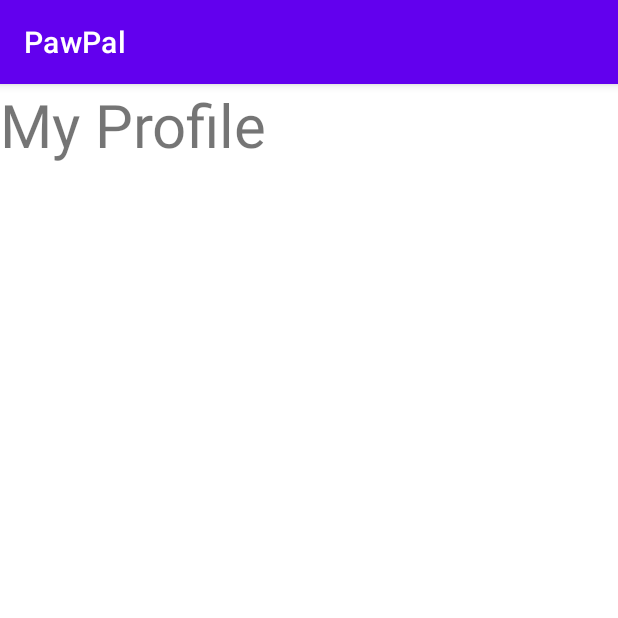
After one commit to yunchipang/PawPal, an Android app: the ProfileActivity screen opened directly, with no data from a screen before it, on a phone screen of 412 x 824 dp, the top half of it. The commit adds this screen. Run offline under Robolectric (Android 15) with nearby library versions, the phone set to English and light mode, and no system bars.

```diff
--- /dev/null
+++ b/app/src/main/java/edu/northeastern/pawpal/ProfileActivity.java
@@ -0,0 +1,14 @@
+package edu.northeastern.pawpal;
+
+import androidx.appcompat.app.AppCompatActivity;
+
+import android.os.Bundle;
+
+public class ProfileActivity extends AppCompatActivity {
+
+    @Override
+    protected void onCreate(Bundle savedInstanceState) {
+        super.onCreate(savedInstanceState);
+        setContentView(R.layout.activity_profile);
+    }
+}
--- a/app/src/main/res/layout/activity_login.xml
+++ b/app/src/main/res/layout/activity_login.xml
@@ -29,7 +29,7 @@
         android:layout_marginStart="90dp"
         android:layout_marginEnd="90dp"
         android:ems="12"
-        android:hint="Username: "
+        android:hint="Email: "
         android:textSize="18dp"
         app:layout_constrainedWidth="true"
         app:layout_constraintBottom_toTopOf="@+id/edit_password"
--- /dev/null
+++ b/app/src/main/res/layout/activity_profile.xml
@@ -0,0 +1,17 @@
+<?xml version="1.0" encoding="utf-8"?>
+<androidx.constraintlayout.widget.ConstraintLayout xmlns:android="http://schemas.android.com/apk/res/android"
+    xmlns:app="http://schemas.android.com/apk/res-auto"
+    xmlns:tools="http://schemas.android.com/tools"
+    android:layout_width="match_parent"
+    android:layout_height="match_parent"
+    tools:context=".ProfileActivity">
+
+    <TextView
+        android:layout_width="wrap_content"
+        android:layout_height="wrap_content"
+        android:layout_marginLeft="60dp"
+        android:text="My Profile"
+        android:textSize="40dp" />
+
+
+</androidx.constraintlayout.widget.ConstraintLayout>
--- a/build.gradle
+++ b/build.gradle
@@ -10,8 +10,8 @@ buildscript {
 }
 
 plugins {
-    id 'com.android.application' version '7.4.0' apply false
-    id 'com.android.library' version '7.4.0' apply false
+    id 'com.android.application' version '7.4.1' apply false
+    id 'com.android.library' version '7.4.1' apply false
     id 'com.google.android.libraries.mapsplatform.secrets-gradle-plugin' version '2.0.1' apply false
 }
 
```
Also changed, not shown: app/src/main/AndroidManifest.xml (+10 -9 lines), app/src/main/java/edu/northeastern/pawpal/SignUpActivity.java (+15 -7 lines), app/src/main/res/layout/activity_sign_up.xml (+21 -3 lines).
